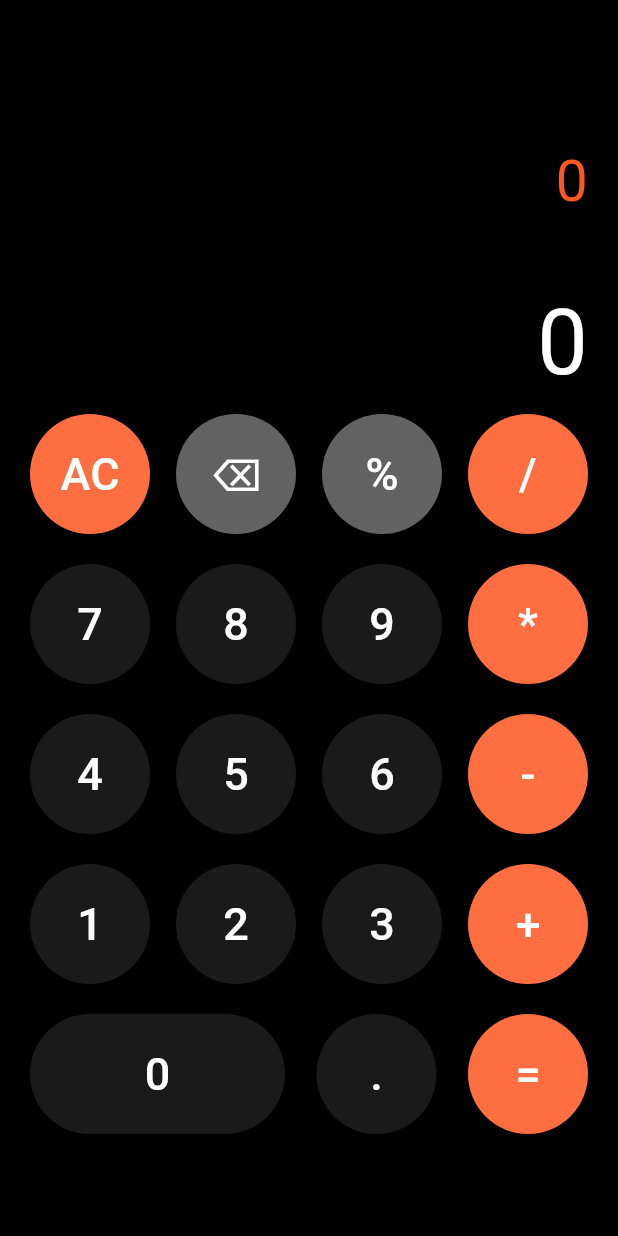
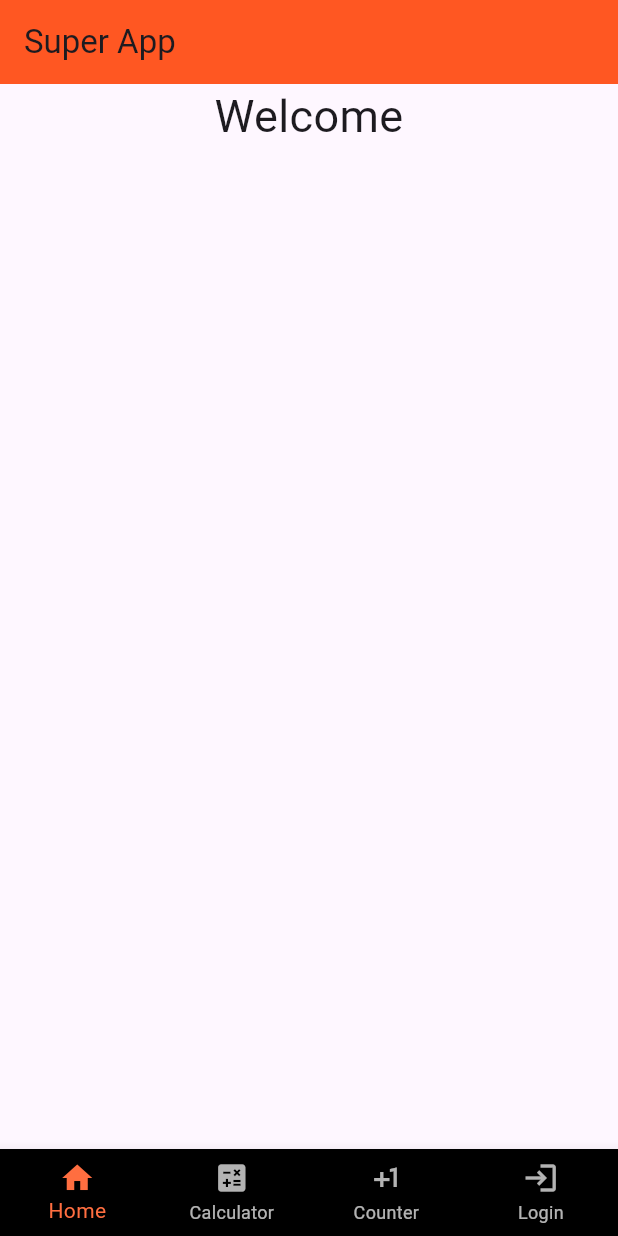
Before and after one commit to AlanDiCha123/testapp, a Flutter app: the screen it shows after launch, on a phone screen of 412 x 824 dp. Run offline on Flutter 3.47's test engine with Material 3 defaults, Android fonts, the phone set to English and light mode, and no system bars; our stand-ins replace math_expressions.

Commit message:
Bottom Navigation Bar added with its views

```diff
--- /dev/null
+++ b/lib/Counter.dart
@@ -0,0 +1,57 @@
+import 'package:flutter/material.dart';
+
+
+class Counter extends StatefulWidget {
+  const Counter({super.key});
+
+  @override
+  State<Counter> createState() => _CounterState();
+}
+
+class _CounterState extends State<Counter> {
+
+  int _counter = 0;
+
+  void _incrementCounter() {
+    setState(() {
+      _counter++;
+    });
+  }
+
+  void _decrementCounter() {
+    setState(() {
+      _counter--;
+    });
+  }
+
+  @override
+  Widget build(BuildContext context) {
+    return Center(
+      child: Column(
+        mainAxisAlignment: MainAxisAlignment.center,
+        children: <Widget>[
+          const Text('You have pushed this button this many times:'),
+          Text('$_counter',
+            style: Theme.of(context).textTheme.headlineMedium,
+          ),
+          const SizedBox(
+            height: 160,
+          ),
+          Row(
+            mainAxisAlignment: MainAxisAlignment.spaceEvenly,
+            children: <FloatingActionButton>[
+              FloatingActionButton(
+                onPressed: _incrementCounter,
+                child: const Icon(Icons.plus_one),
+              ),
+              FloatingActionButton(
+                onPressed: _decrementCounter,
+                child: const Icon(Icons.exposure_minus_1),
+              ),
+            ],
+          )
+        ],
+      ),
+    );
+  }
+}
--- /dev/null
+++ b/lib/Home.dart
@@ -0,0 +1,38 @@
+
+import 'package:flutter/material.dart';
+
+class Home extends StatefulWidget {
+  const Home({super.key});
+
+  @override
+  State<Home> createState() => _HomeState();
+}
+
+class _HomeState extends State<Home> {
+
+  String username = '';
+
+
+  @override
+  Widget build(BuildContext context) {
+    return Center(
+      child: Column(
+        crossAxisAlignment: CrossAxisAlignment.end,
+        children: <Text>[
+          const Text('Welcome',
+            textAlign: TextAlign.center,
+            style: TextStyle(
+              fontSize: 30
+            ),
+          ),
+          Text(username,
+            textAlign: TextAlign.center,
+            style: const TextStyle(
+                fontSize: 30
+            ),
+          ),
+        ],
+      ),
+    );
+  }
+}
--- a/lib/main.dart
+++ b/lib/main.dart
@@ -1,196 +1,86 @@
 import 'package:flutter/material.dart';
-import 'package:math_expressions/math_expressions.dart';
+import 'Calculator.dart';
+import 'Home.dart';
+import 'Counter.dart';
+import 'Login.dart';
 
 void main() {
-  runApp(const CalculatorApp());
+  runApp(const MyApp());
 }
 
-class CalculatorApp extends StatelessWidget {
-  const CalculatorApp({super.key});
+class MyApp extends StatefulWidget {
+  const MyApp({super.key});
+
+  @override
+  State<MyApp> createState() => _MyAppState();
+}
+
+class _MyAppState extends State<MyApp> {
+
+  int _selectedIndex = 0;
+
+  static final List<Widget> _widgetOptions = <Widget>[
+    const Home(),
+    const CalculatorAppHome(),
+    const Counter(),
+    const Login()
+  ];
+
+  void _onItemTapped(int index) {
+    setState(() {
+      _selectedIndex = index;
+    });
+  }
+
+
 
   @override
   Widget build(BuildContext context) {
-    return const MaterialApp(
+    return MaterialApp(
+      title: 'Flutter Bottom Navigation Bar',
+      theme: ThemeData(
+        primarySwatch: Colors.blue,
+      ),
+      routes: {
+        '/home': (context) => const Home(),
+        '/calculator': (context) => const CalculatorAppHome(),
+        '/counter': (context) => const Counter(),
+        '/login': (context) => const Login(),
+      },
       debugShowCheckedModeBanner: false,
-      home: CalculatorAppHome(),
-    );
-  }
-}
-
-class CalculatorAppHome extends StatefulWidget {
-  const CalculatorAppHome({super.key});
-
-  @override
-  State<CalculatorAppHome> createState() => _CalculatorAppHomeState();
-}
-
-class _CalculatorAppHomeState extends State<CalculatorAppHome> {
-
-  String equation = '0';
-  String expression = '0';
-  String result = '0';
-
-  buttonPressed(btnText){
-    setState(() {
-      if (btnText == 'AC') {
-        equation = '0';
-        result = '0';
-      } else if (btnText == '⌫') {
-        equation = equation.substring(0, equation.length - 1);
-        if (equation == ''){
-          equation = '0';
-        }
-      } else if (btnText == '=') {
-
-        expression = equation;
-
-        try {
-          Parser p = Parser();
-          Expression exp = p.parse(expression);
-          ContextModel cm = ContextModel();
-          result = '${exp.evaluate(EvaluationType.REAL, cm)}';
-        }
-        catch (e) {
-          // TODO: Add a toast
-        }
-      } else {
-        if (equation == '0') {
-          equation = btnText;
-        } else {
-          equation += btnText;
-        }
-      }
-    });
-  }
-
-  Widget calButtons(String btnText, Color txtColor, double btnWidth, Color btnColor){
-
-    return InkWell(
-      onTap: (){
-        buttonPressed(btnText);
-      },
-      child: Container(
-        alignment: Alignment.center,
-        height: 80,
-        width: btnWidth,
-        decoration: BoxDecoration(
-          color: btnColor,
-          borderRadius: BorderRadius.circular(50),
+      home: Scaffold(
+        appBar: AppBar(
+          title: const Text('Super App'),
+          backgroundColor: Colors.deepOrange,
         ),
-        child:  Text(btnText,
-          style: TextStyle(
-              color: txtColor,
-              fontSize: 30,
-              fontWeight: FontWeight.w500
-          ),
+        body: _widgetOptions.elementAt(_selectedIndex),
+        bottomNavigationBar: BottomNavigationBar(
+          type: BottomNavigationBarType.fixed,
+          backgroundColor: Colors.black,
+          selectedItemColor: Colors.deepOrangeAccent,
+          unselectedItemColor: Colors.white70,
+          items: const <BottomNavigationBarItem>[
+            BottomNavigationBarItem(
+              icon: Icon(Icons.home),
+              label: 'Home',
+            ),
+            BottomNavigationBarItem(
+              icon: Icon(Icons.calculate),
+              label: 'Calculator',
+            ),
+            BottomNavigationBarItem(
+              icon: Icon(Icons.plus_one),
+              label: 'Counter',
+            ),
+            BottomNavigationBarItem(
+              icon: Icon(Icons.login),
+              label: 'Login',
+            ),
+          ],
+          currentIndex: _selectedIndex,
+          onTap: _onItemTapped,
         ),
       ),
     );
   }
-
-  @override
-  Widget build(BuildContext context) {
-    return Scaffold(
-      backgroundColor: Colors.black,
-      appBar: AppBar(
-        backgroundColor: Colors.black,
-      ),
-      body: Column(
-        children: [
-          const SizedBox(height: 20,),
-          // display equation value
-          Container(
-            padding: const EdgeInsets.symmetric(horizontal: 20),
-            alignment: Alignment.centerRight,
-            height: 90,
-            width: double.infinity,
-            color: Colors.black,
-            child: Text(equation,
-              style: const TextStyle(
-                color: Colors.deepOrange,
-                fontSize: 38,
-
-              ),
-            ),
-          ),
-          const SizedBox(height: 20,),
-          // display result value
-          Container(
-            padding: const EdgeInsets.symmetric(horizontal: 20),
-            alignment: Alignment.centerRight,
-            height: 70,
-            width: double.infinity,
-            color: Colors.black,
-            child: Text(result,
-              style: const TextStyle(
-                color: Colors.white,
-                fontSize: 60,
-              ),
-            ),
-          ),
-          Padding(
-            padding: const EdgeInsets.all(20.0),
-            child: Column(
-              children: [
-                Row(
-                  mainAxisAlignment: MainAxisAlignment.spaceBetween,
-                  children: [
-                    calButtons('AC', Colors.white, 80, Colors.deepOrangeAccent),
-                    calButtons('⌫', Colors.white, 80, Colors.white38!),
-                    calButtons('%', Colors.white, 80, Colors.white38!),
-                    calButtons('/', Colors.white, 80, Colors.deepOrangeAccent),
-                  ],
-                ),
-                const SizedBox(height: 20,),
-
-                Row(
-                  mainAxisAlignment: MainAxisAlignment.spaceBetween,
-                  children: [
-                    calButtons('7', Colors.white, 80, Colors.white10!),
-                    calButtons('8', Colors.white, 80, Colors.white10!),
-                    calButtons('9', Colors.white, 80, Colors.white10!),
-                    calButtons('*', Colors.white, 80, Colors.deepOrangeAccent),
-                  ],
-                ),
-                const SizedBox(height: 20,),
-
-                Row(
-                  mainAxisAlignment: MainAxisAlignment.spaceBetween,
-                  children: [
-                    calButtons('4', Colors.white, 80, Colors.white10!),
-                    calButtons('5', Colors.white, 80, Colors.white10!),
-                    calButtons('6', Colors.white, 80, Colors.white10!),
-                    calButtons('-', Colors.white, 80, Colors.deepOrangeAccent),
-                  ],
-                ),
-                const SizedBox(height: 20,),
-
-                Row(
-                  mainAxisAlignment: MainAxisAlignment.spaceBetween,
-                  children: [
-                    calButtons('1', Colors.white, 80, Colors.white10!),
-                    calButtons('2', Colors.white, 80, Colors.white10!),
-                    calButtons('3', Colors.white, 80, Colors.white10!),
-                    calButtons('+', Colors.white, 80, Colors.deepOrangeAccent),
-                  ],
-                ),
-                const SizedBox(height: 20,),
-
-                Row(
-                  mainAxisAlignment: MainAxisAlignment.spaceBetween,
-                  children: [
-                    calButtons('0', Colors.white, 170, Colors.white10!),
-                    calButtons('.', Colors.white, 80, Colors.white10!),
-                    calButtons('=', Colors.white, 80, Colors.deepOrangeAccent),
-                  ],
-                ),
-                const SizedBox(height: 20,),
-              ],
-            ),
-          ),
-
-        ],
-      ),
-    );
-  }
 }
```
Also changed, not shown: lib/Calculator.dart (added, +192 -0 lines), lib/Login.dart (added, +45 -0 lines).
